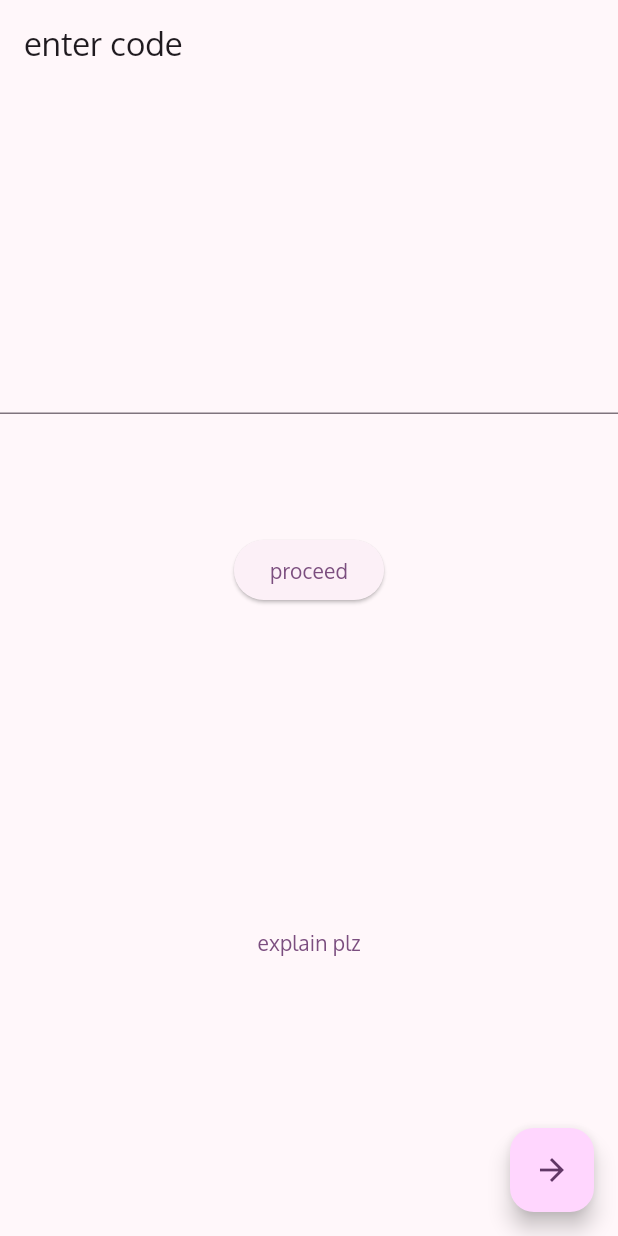
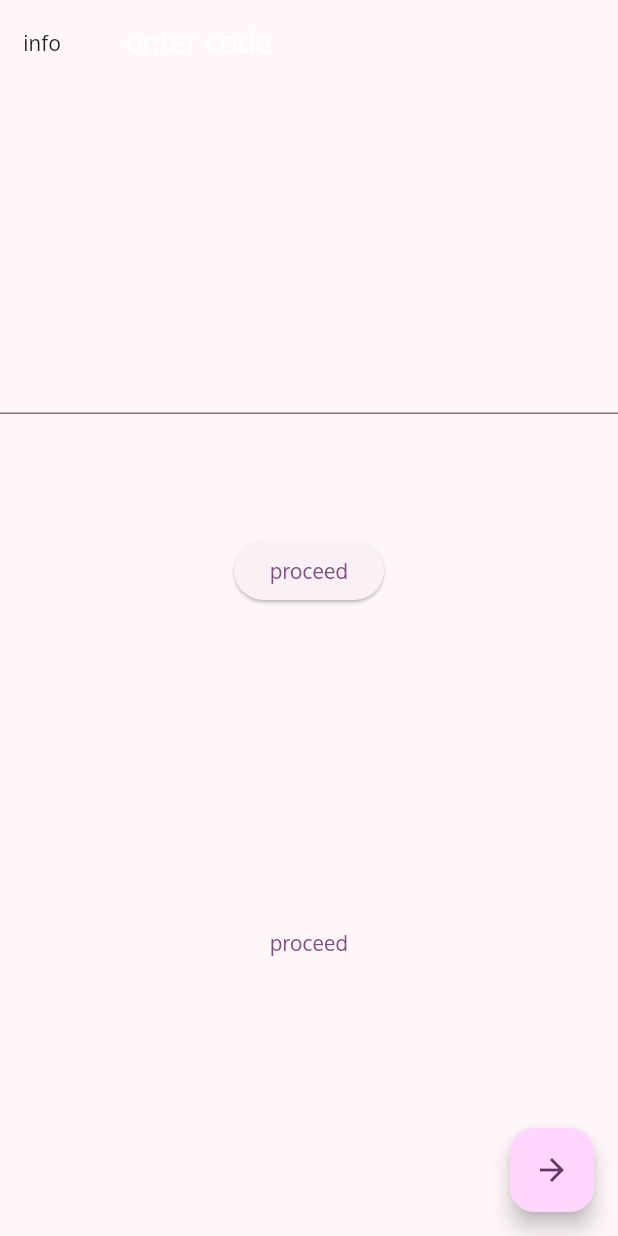
Before and after one commit to zacuel/murof, a Flutter app: the screen it shows after launch, on a phone screen of 412 x 824 dp. Run offline on Flutter 3.47's test engine with Material 3 defaults, Android fonts, the light colour scheme and no system bars; our stand-ins replace cloud_firestore, firebase_auth, firebase_core, flutter_colorpicker, flutter_riverpod, fpdart and 1 more; accounts and stored records are empty; generated files the repository leaves out were written again.

Commit message:
launch 2

```diff
--- a/lib/screens/auth_screen.dart
+++ b/lib/screens/auth_screen.dart
@@ -1,5 +1,3 @@
-import 'dart:math';
-
 import 'package:flutter/material.dart';
 import 'package:flutter_colorpicker/flutter_colorpicker.dart';
 import 'package:flutter_riverpod/flutter_riverpod.dart';
@@ -12,16 +10,6 @@ import 'package:murof/utils/text_validation.dart';
 import 'package:shared_preferences/shared_preferences.dart';
 
 import '../features/authentication/name_engine.dart';
-
-Color get randomColor {
-  Random random = Random();
-  return Color.fromRGBO(
-    random.nextInt(255),
-    random.nextInt(255),
-    random.nextInt(255),
-    1,
-  );
-}
 
 class AuthScreen extends ConsumerStatefulWidget {
   final Future<SharedPreferences> sharedPreferences;
@@ -38,17 +26,15 @@ class _AuthScreenState extends ConsumerState<AuthScreen> {
   bool _customName = false;
   late String _madName;
   bool _darkMode = false;
-  Color pickerColor = Colors.blue;
-  Color currentColor = Colors.blue;
+  Color pickerColor = Colors.purple;
+  Color currentColor = Colors.purple;
+  late FocusNode _codeFocusNode;
 
   @override
   void initState() {
     super.initState();
     _changeUserName();
-    setState(() {
-      pickerColor = randomColor;
-      currentColor = pickerColor;
-    });
+    _codeFocusNode = FocusNode();
   }
 
   _changeUserName() {
@@ -60,7 +46,15 @@ class _AuthScreenState extends ConsumerState<AuthScreen> {
 // Opening screen with function to prevent any user from beginning the account process wittout the correct key.
   Widget get _opener => Scaffold(
         appBar: AppBar(
-          title: const Text('enter code'),
+          title: TextButton(
+              onPressed: () {
+                _codeFocusNode.requestFocus();
+              },
+              child: const Text("enter code", style: TextStyle(fontSize: 20, color: Colors.white))),
+          leading: IconButton(
+            onPressed: () => navigateToInfoPage(context),
+            icon: const Text("info"),
+          ),
         ),
         floatingActionButton: FloatingActionButton(
           onPressed: _goTo2ndScreen,
@@ -71,6 +65,7 @@ class _AuthScreenState extends ConsumerState<AuthScreen> {
           children: [
             TextField(
               controller: _entryWordController,
+              focusNode: _codeFocusNode,
               textAlign: TextAlign.center,
             ),
             const SizedBox(
@@ -86,9 +81,9 @@ class _AuthScreenState extends ConsumerState<AuthScreen> {
             ),
             TextButton(
                 onPressed: () {
-                  navigateToInfoPage(context);
+                  _goTo2ndScreen();
                 },
-                child: const Text('explain plz')),
+                child: const Text('proceed')),
           ],
         ),
       );
@@ -108,16 +103,23 @@ class _AuthScreenState extends ConsumerState<AuthScreen> {
   }
 
   Widget get _closingScreen => Scaffold(
-        appBar: AppBar(),
+        appBar: AppBar(
+          leading: IconButton(
+            onPressed: () => navigateToInfoPage(context),
+            icon: const Text("info"),
+          ),
+        ),
         floatingActionButton: FloatingActionButton(
           onPressed: _signUp,
           child: const Icon(Icons.arrow_forward),
         ),
-        body: Center(
+        body: Padding(
+          padding: const EdgeInsets.all(8.0),
+          child: Center(
             child: Column(
               children: [
                 const Text(
-                'choose username + color',
+                  'please choose between a custom username or a name generated from a list of nouns and adjectives',
                   style: TextStyle(fontSize: 19),
                 ),
                 Row(
@@ -136,7 +138,7 @@ class _AuthScreenState extends ConsumerState<AuthScreen> {
                     ),
                     Expanded(
                       child: RadioListTile(
-                      title: const Text('madlib'),
+                        title: const Text('adjective&noun'),
                         value: false,
                         groupValue: _customName,
                         onChanged: (value) {
@@ -167,8 +169,10 @@ class _AuthScreenState extends ConsumerState<AuthScreen> {
                         ],
                       ),
                 const SizedBox(height: 30),
+                const Text(
+                    "I couldn't decide what colors to use in the design. I decided to let users pick their own color scheme. Users can choose dark vs light mode and choose a color which the framework extrapolates across the interface"),
                 CheckboxListTile(
-                title: const Text("dark mode"),
+                  title: const Text("press here for a dark theme"),
                   value: _darkMode,
                   onChanged: (value) {
                     setState(() {
@@ -181,7 +185,7 @@ class _AuthScreenState extends ConsumerState<AuthScreen> {
                 const SizedBox(
                   height: 30,
                 ),
-              const Text("Choose a color to theme your experience"),
+                const Text("press the colorful box below to choose your color"),
                 const SizedBox(
                   height: 30,
                 ),
@@ -196,6 +200,7 @@ class _AuthScreenState extends ConsumerState<AuthScreen> {
                   ),
                 ),
               ],
+            ),
           ),
         ),
       );
@@ -259,5 +264,6 @@ class _AuthScreenState extends ConsumerState<AuthScreen> {
     super.dispose();
     _entryWordController.dispose();
     _userNameController.dispose();
+    _codeFocusNode.dispose();
   }
 }
```
Also changed, not shown: lib/features/authentication/auth_controller.dart (+4 -5 lines), lib/screens/article_screen.dart (+12 -3 lines), lib/screens/home_screen.dart (+14 -2 lines), lib/screens/info_screen.dart (+5 -2 lines). Lines whose indentation alone changed are shown as unchanged.
